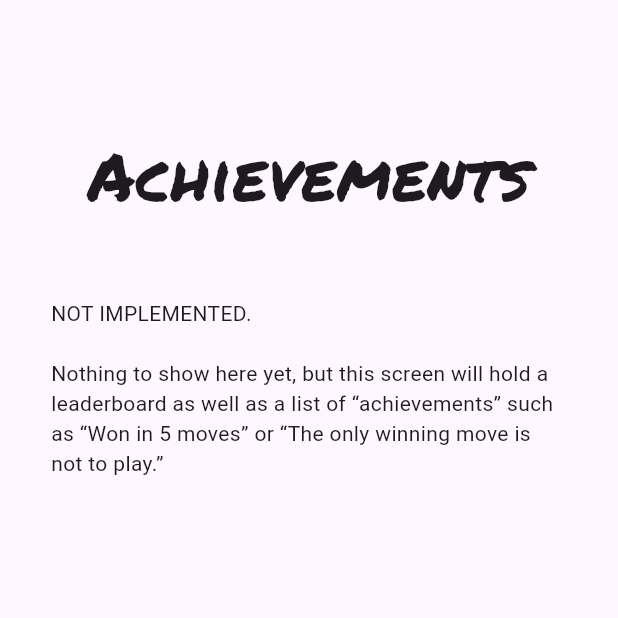
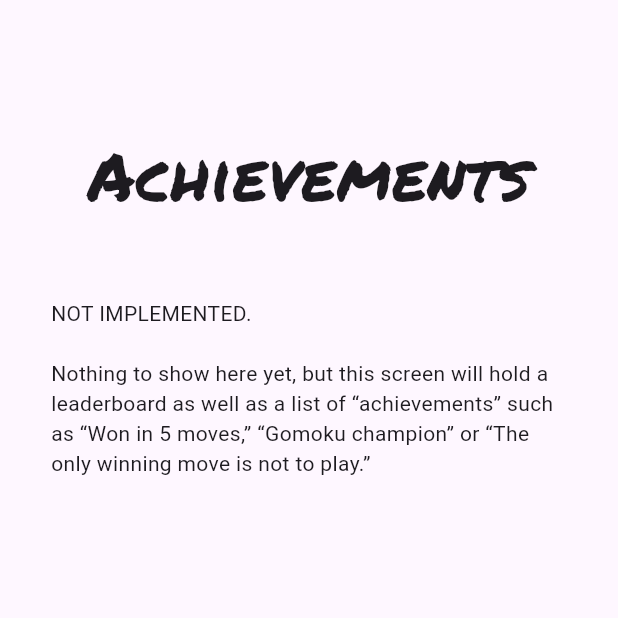
Before and after one commit to filiph/tictactoe, a Flutter app: the AchievementsScreen screen opened by its route, on a phone screen of 412 x 824 dp, the top half of it. Run offline on Flutter 3.47's test engine with Material 2 defaults, Android fonts, the phone set to English and light mode, and no system bars; our stand-ins replace go_router; missing offline and left inert: rough; statements that could not run were skipped.

Commit message:
Add example

```diff
--- a/lib/src/achievements/achievements_screen.dart
+++ b/lib/src/achievements/achievements_screen.dart
@@ -32,7 +32,8 @@ class AchievementsScreen extends StatelessWidget {
                       'Nothing to show here yet, '
                       'but this screen will hold a leaderboard '
                       'as well as a list of “achievements” such as '
-                      '“Won in 5 moves” or '
+                      '“Won in 5 moves,” '
+                      '“Gomoku champion” or '
                       '“The only winning move is not to play.”'),
                   _gap,
                 ],
```
